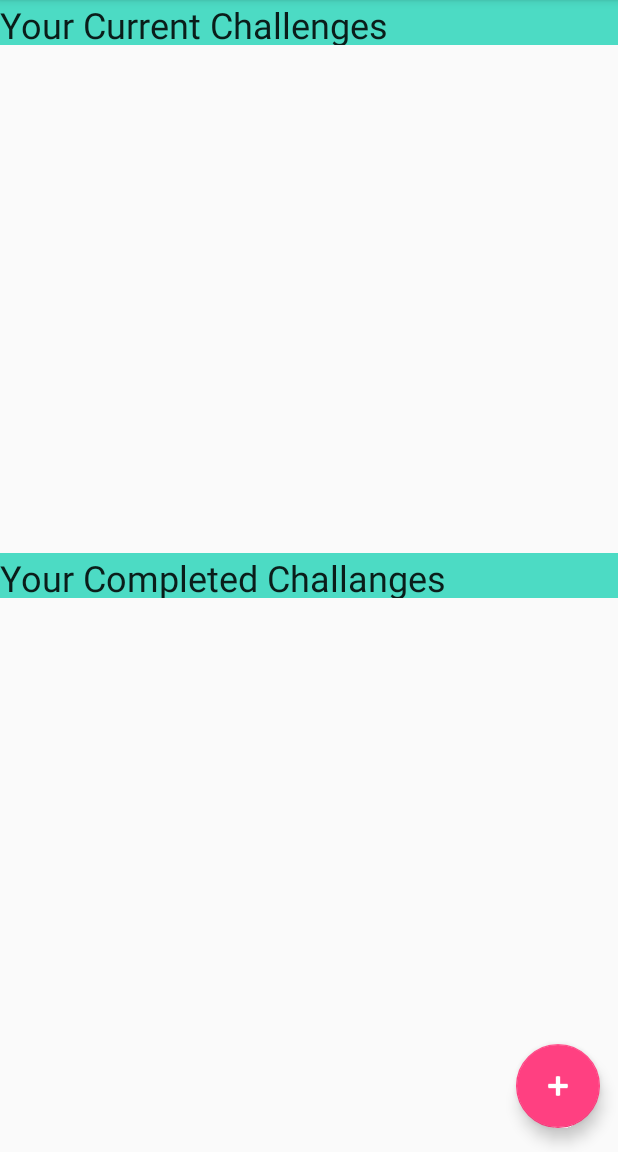
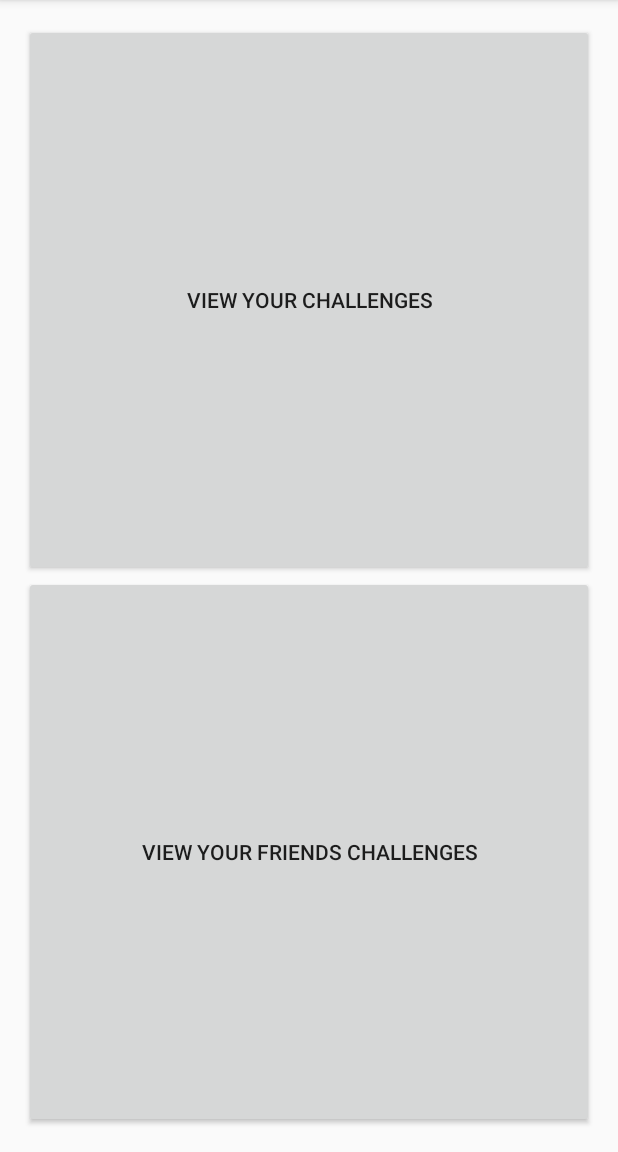
Before and after one commit to quinnbanet359/SustainGame, an Android app: the screen it shows after launch (AuthDashboard before the commit, NavigationChallenges after it), after a tap on "SKIP LOGIN", on a phone screen of 412 x 824 dp, the part 84-1236 px from its top. Run offline under Robolectric (Android 15) with nearby library versions, the phone set to English and light mode, and no system bars; our stand-ins replace Firebase (no records; nobody signed in at launch, a user with empty details on screens opened directly); libraries missing offline, so code that uses them is left out: com.facebook, com.facebook.login; 7 statements that could not run were skipped.

Commit message:
created new navigation activity to allow user to choose between viewing their challenges and their friends challenges

```diff
--- a/app/src/main/AndroidManifest.xml
+++ b/app/src/main/AndroidManifest.xml
@@ -60,6 +60,7 @@
                 android:name="android.support.PARENT_ACTIVITY"
                 android:value="com.quinnbanet.sustaingame.AuthDashboard" />
         </activity>
+        <activity android:name=".NavigationChallenges"></activity>
     </application>
 
 </manifest>
--- a/app/src/main/java/com/quinnbanet/sustaingame/MainActivity.java
+++ b/app/src/main/java/com/quinnbanet/sustaingame/MainActivity.java
@@ -134,7 +134,7 @@ public class MainActivity extends AppCompatActivity{
                                 "Auth Token: "
                                 + loginResult.getAccessToken().getToken()
                 );*/
-                Intent intent = new Intent(MainActivity.this, AuthDashboard.class);
+                Intent intent = new Intent(MainActivity.this, NavigationChallenges.class);
                 startActivity(intent);
                 handleFacebookAccessToken(loginResult.getAccessToken());
             }
@@ -355,7 +355,7 @@ public class MainActivity extends AppCompatActivity{
                 });
     }
 public void iwasclicked(View view) {
-    Intent intent = new Intent(MainActivity.this, AuthDashboard.class);
+    Intent intent = new Intent(MainActivity.this, NavigationChallenges.class);
     startActivity(intent);
 }
 public void LoginWatcher() {
@@ -372,7 +372,7 @@ public void LoginWatcher() {
         //user is logged in, send them to AuthDashboard
         {
             Log.d("blahblah", "else");
-            Intent intent = new Intent(MainActivity.this,AuthDashboard.class);
+            Intent intent = new Intent(MainActivity.this,NavigationChallenges.class);
             startActivity(intent);
         }
     }
--- /dev/null
+++ b/app/src/main/java/com/quinnbanet/sustaingame/NavigationChallenges.java
@@ -0,0 +1,41 @@
+package com.quinnbanet.sustaingame;
+
+import android.content.Intent;
+import android.support.v7.app.AppCompatActivity;
+import android.os.Bundle;
+import android.view.View;
+import android.widget.Button;
+
+public class NavigationChallenges extends AppCompatActivity {
+    Button button3;
+    Button button4;
+
+    @Override
+    protected void onCreate(Bundle savedInstanceState) {
+        super.onCreate(savedInstanceState);
+        //set view to be the activity_navigation_challenges xml
+        setContentView(R.layout.activity_navigation_challenges);
+
+        // Locate the buttons in activity_navigation_challenges.xml
+        button3 = (Button) findViewById(R.id.button3);
+        button4 = (Button) findViewById(R.id.button4);
+
+        // Set onClickListerner to capture button clicks
+        button3.setOnClickListener(new View.OnClickListener() {
+            public void onClick(View arg0) {
+
+                // Start NewActivity.class
+                Intent myIntent = new Intent(NavigationChallenges.this,
+                        AuthDashboard.class);
+                startActivity(myIntent);
+            }
+        });
+
+
+
+
+
+    }
+
+
+}
--- a/app/src/main/res/layout/activity_main.xml
+++ b/app/src/main/res/layout/activity_main.xml
@@ -18,7 +18,8 @@
         android:layout_marginRight="7dp"
         android:layout_marginLeft="7dp"
         android:textSize="45sp"
-        android:layout_gravity="center_horizontal"/>
+        android:layout_gravity="center_horizontal"
+       />
 
     <ImageView
         android:id="@+id/light_bulb"
--- /dev/null
+++ b/app/src/main/res/layout/activity_navigation_challenges.xml
@@ -0,0 +1,15 @@
+<?xml version="1.0" encoding="utf-8"?>
+<RelativeLayout xmlns:android="http://schemas.android.com/apk/res/android"
+    xmlns:tools="http://schemas.android.com/tools"
+    android:id="@+id/activity_navigation_challenges"
+    android:layout_width="match_parent"
+    android:layout_height="match_parent"
+    android:paddingBottom="@dimen/activity_vertical_margin"
+    android:paddingLeft="@dimen/activity_horizontal_margin"
+    android:paddingRight="@dimen/activity_horizontal_margin"
+    android:paddingTop="@dimen/activity_vertical_margin"
+    tools:context="com.quinnbanet.sustaingame.NavigationChallenges">
+
+
+    <include layout="@layout/navigation_to_challenges"/>
+</RelativeLayout>
--- /dev/null
+++ b/app/src/main/res/layout/navigation_to_challenges.xml
@@ -0,0 +1,22 @@
+<?xml version="1.0" encoding="utf-8"?>
+<LinearLayout xmlns:android="http://schemas.android.com/apk/res/android"
+    android:layout_width="match_parent"
+    android:layout_height="match_parent"
+    android:orientation="vertical">
+
+
+    <Button
+        android:text="View Your Challenges"
+        android:layout_width="match_parent"
+        android:layout_height="wrap_content"
+        android:id="@+id/button3"
+        android:layout_weight="1" />
+
+    <Button
+            android:text="View Your Friends Challenges"
+            android:layout_width="match_parent"
+            android:layout_height="wrap_content"
+            android:id="@+id/button4"
+            android:layout_weight="1" />
+
+</LinearLayout>
--- /dev/null
+++ b/app/src/main/res/values/attrs.xml
@@ -0,0 +1,6 @@
+<?xml version="1.0" encoding="utf-8"?>
+<resources>
+    <declare-styleable name="CustomFontTextView">
+        <attr name="font" format="string"/>
+    </declare-styleable>
+</resources>
--- a/app/src/main/res/values/strings.xml
+++ b/app/src/main/res/values/strings.xml
@@ -3,6 +3,7 @@
     <string name="action_settings">Settings</string>
     <string name="facebook_app_id">1478850502126851</string>
     <string name="fb_login_protocol_scheme">1478850502126851</string>
+    <string name="fredoka_one_regular">FredokaOne</string>
 
     <!-- TODO: Remove or change this placeholder text -->
     <string name="hello_blank_fragment">Hello blank fragment</string>
```
Also changed, not shown: app/src/main/assets/fonts/FredokaOne-Regular.ttf (added), 1 other file.
